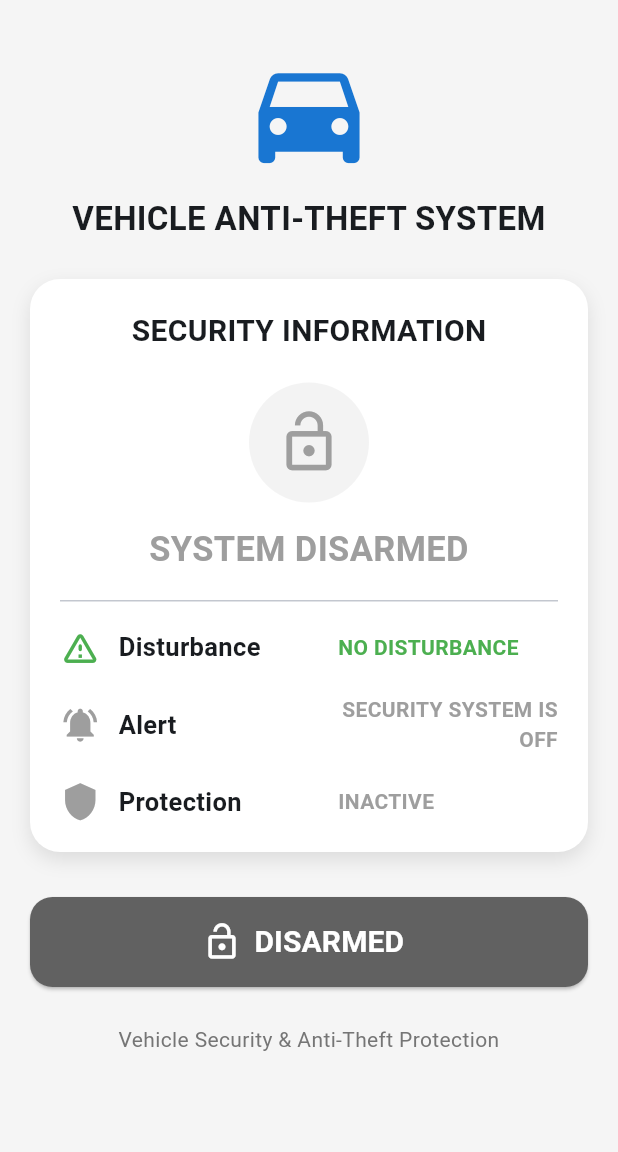
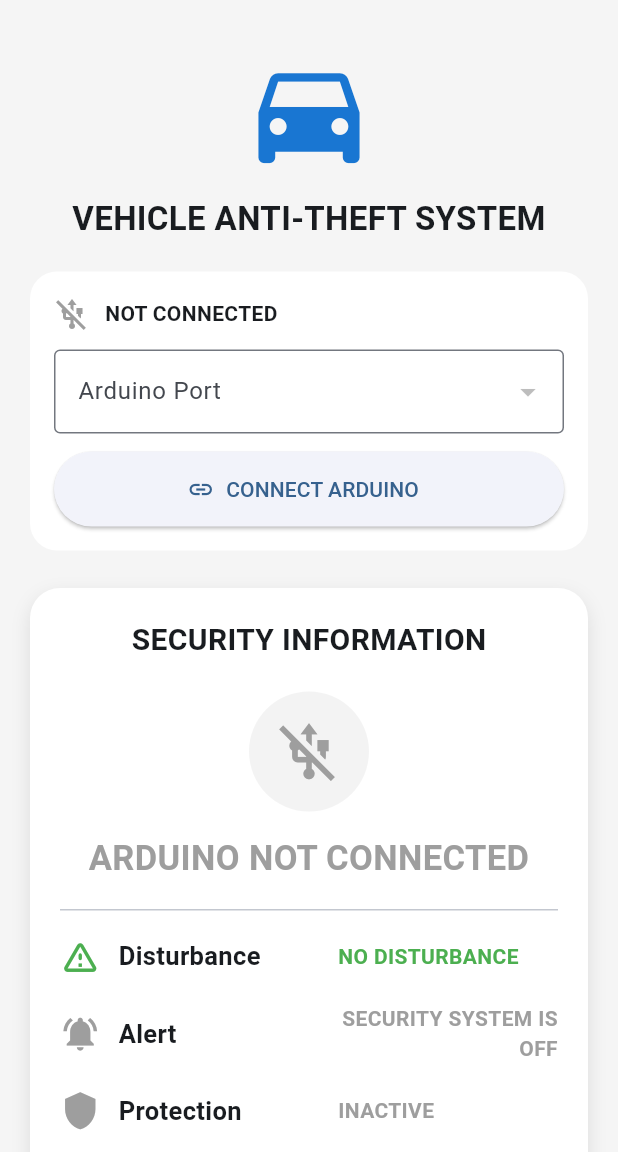
Before and after one commit to marthanjoel/VECHICLE-SECURITY-AND-ANTI-THEFT-PROJECT, a Flutter app: the screen it shows after launch, on a phone screen of 412 x 824 dp, the part 84-1236 px from its top. Run offline on Flutter 3.47's test engine with Material 3 defaults, Android fonts, the phone set to English and light mode, and no system bars; missing offline and left inert: flserial.

Commit message:
Connect security app to Arduino

```diff
--- a/lib/main.dart
+++ b/lib/main.dart
@@ -1,4 +1,7 @@
+import 'dart:async';
+
 import 'package:flutter/material.dart';
+import 'services/arduino_serial_service.dart';
 
 void main() {
   runApp(const AntiSecurityApp());
@@ -12,14 +15,12 @@ class AntiSecurityApp extends StatelessWidget {
     return MaterialApp(
       debugShowCheckedModeBanner: false,
       title: 'ANTI SECURITY APP',
-
       theme: ThemeData(
         colorScheme: ColorScheme.fromSeed(
           seedColor: Colors.blue,
         ),
         useMaterial3: true,
       ),
-
       home: const SecurityHomePage(),
     );
   }
@@ -29,76 +30,262 @@ class SecurityHomePage extends StatefulWidget {
   const SecurityHomePage({super.key});
 
   @override
-  State<SecurityHomePage> createState() => _SecurityHomePageState();
+  State<SecurityHomePage> createState() =>
+      _SecurityHomePageState();
 }
 
 class _SecurityHomePageState extends State<SecurityHomePage> {
-  bool isArmed = false;
-  bool disturbanceDetected = false;
+  final ArduinoSerialService _arduino =
+      ArduinoSerialService.instance;
+
+  StreamSubscription<String>? _subscription;
+
+  List<String> _ports = [];
+
+  String? _selectedPort;
+
+  bool _isConnected = false;
+  bool _isArmed = false;
+  bool _disturbanceDetected = false;
+  bool _alarmOn = false;
+
+  String _connectionStatus = 'NOT CONNECTED';
+
+  @override
+  void initState() {
+    super.initState();
+
+    _subscription = _arduino.dataStream.listen(
+      _handleArduinoMessage,
+    );
+
+    _scanPorts();
+  }
+
+  Future<void> _scanPorts() async {
+    try {
+      final ports = await _arduino.scanPorts();
+
+      if (!mounted) return;
+
+      setState(() {
+        _ports = ports;
+
+        if (_ports.isNotEmpty) {
+          _selectedPort = _ports.first;
+        }
+      });
+    } catch (e) {
+      if (!mounted) return;
+
+      setState(() {
+        _connectionStatus = 'PORT SCAN ERROR';
+      });
+    }
+  }
+
+  Future<void> _connectArduino() async {
+    if (_selectedPort == null) {
+      await _scanPorts();
+
+      if (_selectedPort == null) {
+        if (!mounted) return;
+
+        _showMessage(
+          'No Arduino serial port found.',
+        );
+
+        return;
+      }
+    }
+
+    setState(() {
+      _connectionStatus = 'CONNECTING...';
+    });
+
+    final success = await _arduino.connect(
+      _selectedPort!,
+      baudRate: 9600,
+    );
+
+    if (!mounted) return;
+
+    setState(() {
+      _isConnected = success;
+      _connectionStatus =
+          success ? 'ARDUINO CONNECTED' : 'CONNECTION FAILED';
+    });
+  }
+
+  Future<void> _disconnectArduino() async {
+    await _arduino.disconnect();
+
+    if (!mounted) return;
+
+    setState(() {
+      _isConnected = false;
+      _connectionStatus = 'NOT CONNECTED';
+      _isArmed = false;
+      _disturbanceDetected = false;
+      _alarmOn = false;
+    });
+  }
+
+  void _handleArduinoMessage(String message) {
+    if (!mounted) return;
+
+    if (message == 'ARDUINO_CONNECTED') {
+      setState(() {
+        _isConnected = true;
+        _connectionStatus = 'ARDUINO CONNECTED';
+      });
+
+      return;
+    }
+
+    if (message == 'ARDUINO_DISCONNECTED') {
+      setState(() {
+        _isConnected = false;
+        _connectionStatus = 'ARDUINO DISCONNECTED';
+      });
+
+      return;
+    }
+
+    if (message == 'SECURITY:ARMED') {
+      setState(() {
+        _isArmed = true;
+      });
+
+      return;
+    }
+
+    if (message == 'SECURITY:ALERT') {
+      setState(() {
+        _isArmed = true;
+        _disturbanceDetected = true;
+      });
+
+      return;
+    }
+
+    if (message == 'TILT:NORMAL') {
+      setState(() {
+        _disturbanceDetected = false;
+      });
+
+      return;
+    }
+
+    if (message == 'TILT:DETECTED') {
+      setState(() {
+        _disturbanceDetected = true;
+      });
+
+      return;
+    }
+
+    if (message == 'ALARM:ON') {
+      setState(() {
+        _alarmOn = true;
+      });
+
+      return;
+    }
+
+    if (message == 'ALARM:OFF') {
+      setState(() {
+        _alarmOn = false;
+      });
+
+      return;
+    }
+  }
+
+  void _showMessage(String message) {
+    ScaffoldMessenger.of(context).showSnackBar(
+      SnackBar(
+        content: Text(message),
+      ),
+    );
+  }
+
+  Color get statusColor {
+    if (!_isConnected) {
+      return Colors.grey;
+    }
+
+    if (_disturbanceDetected || _alarmOn) {
+      return Colors.red;
+    }
+
+    if (_isArmed) {
+      return Colors.green;
+    }
+
+    return Colors.grey;
+  }
+
+  IconData get statusIcon {
+    if (!_isConnected) {
+      return Icons.usb_off;
+    }
+
+    if (_disturbanceDetected || _alarmOn) {
+      return Icons.warning_amber_rounded;
+    }
+
+    if (_isArmed) {
+      return Icons.security;
+    }
+
+    return Icons.lock_open;
+  }
 
   String get systemStatus {
-    if (!isArmed) {
-      return 'SYSTEM DISARMED';
+    if (!_isConnected) {
+      return 'ARDUINO NOT CONNECTED';
     }
 
-    if (disturbanceDetected) {
+    if (_disturbanceDetected || _alarmOn) {
       return 'SECURITY ALERT!';
     }
 
-    return 'SYSTEM ARMED';
+    if (_isArmed) {
+      return 'SYSTEM ARMED';
+    }
+
+    return 'SYSTEM DISARMED';
   }
 
   String get disturbanceStatus {
-    if (disturbanceDetected) {
-      return 'DISTURBANCE DETECTED!';
+    if (_disturbanceDetected) {
+      return 'TILT DETECTED!';
     }
 
     return 'NO DISTURBANCE';
   }
 
   String get alertMessage {
-    if (!isArmed) {
-      return 'SECURITY SYSTEM IS OFF';
+    if (_alarmOn) {
+      return 'ALARM ACTIVE';
     }
 
-    if (disturbanceDetected) {
+    if (_disturbanceDetected) {
       return 'VEHICLE DISTURBANCE DETECTED!';
     }
 
-    return 'VEHICLE IS SECURE';
+    if (_isArmed) {
+      return 'VEHICLE IS SECURE';
+    }
+
+    return 'SECURITY SYSTEM IS OFF';
   }
 
-  Color get statusColor {
-    if (!isArmed) {
-      return Colors.grey;
-    }
-
-    if (disturbanceDetected) {
-      return Colors.red;
-    }
-
-    return Colors.green;
-  }
-
-  IconData get statusIcon {
-    if (!isArmed) {
-      return Icons.lock_open;
-    }
-
-    if (disturbanceDetected) {
-      return Icons.warning_amber_rounded;
-    }
-
-    return Icons.security;
-  }
-
-  void toggleSecurity() {
-    setState(() {
-      isArmed = !isArmed;
-
-      // Clear any previous alert when changing security state.
-      disturbanceDetected = false;
-    });
+  @override
+  void dispose() {
+    _subscription?.cancel();
+    super.dispose();
   }
 
   @override
@@ -126,7 +313,6 @@ class _SecurityHomePageState extends State<SecurityHomePage> {
             children: [
               const SizedBox(height: 10),
 
-              // VEHICLE ICON
               Icon(
                 Icons.directions_car,
                 size: 90,
@@ -144,17 +330,99 @@ class _SecurityHomePageState extends State<SecurityHomePage> {
                 ),
               ),
 
+              const SizedBox(height: 20),
+
+              // CONNECTION CARD
+              Container(
+                width: double.infinity,
+                padding: const EdgeInsets.all(16),
+                decoration: BoxDecoration(
+                  color: Colors.white,
+                  borderRadius: BorderRadius.circular(18),
+                ),
+                child: Column(
+                  children: [
+                    Row(
+                      children: [
+                        Icon(
+                          _isConnected
+                              ? Icons.usb
+                              : Icons.usb_off,
+                          color: _isConnected
+                              ? Colors.green
+                              : Colors.grey,
+                        ),
+
+                        const SizedBox(width: 10),
+
+                        Expanded(
+                          child: Text(
+                            _connectionStatus,
+                            style: const TextStyle(
+                              fontWeight: FontWeight.bold,
+                            ),
+                          ),
+                        ),
+                      ],
+                    ),
+
+                    const SizedBox(height: 12),
+
+                    DropdownButtonFormField<String>(
+                      value: _selectedPort,
+                      decoration: const InputDecoration(
+                        labelText: 'Arduino Port',
+                        border: OutlineInputBorder(),
+                      ),
+                      items: _ports.map(
+                        (port) {
+                          return DropdownMenuItem<String>(
+                            value: port,
+                            child: Text(port),
+                          );
+                        },
+                      ).toList(),
+                      onChanged: (value) {
+                        setState(() {
+                          _selectedPort = value;
+                        });
+                      },
+                    ),
+
+                    const SizedBox(height: 12),
+
+                    SizedBox(
+                      width: double.infinity,
+                      height: 50,
+                      child: ElevatedButton.icon(
+                        onPressed: _isConnected
+                            ? _disconnectArduino
+                            : _connectArduino,
+                        icon: Icon(
+                          _isConnected
+                              ? Icons.link_off
+                              : Icons.link,
+                        ),
+                        label: Text(
+                          _isConnected
+                              ? 'DISCONNECT ARDUINO'
+                              : 'CONNECT ARDUINO',
+                        ),
+                      ),
+                    ),
+                  ],
+                ),
+              ),
+
               const SizedBox(height: 25),
 
-              // SECURITY INFORMATION CARD
+              // SECURITY CARD
               Container(
                 width: double.infinity,
                 padding: const EdgeInsets.all(20),
-
                 decoration: BoxDecoration(
                   color: Colors.white,
                   borderRadius: BorderRadius.circular(20),
-
                   boxShadow: [
                     BoxShadow(
                       color: Colors.black.withOpacity(0.10),
@@ -163,7 +431,6 @@ class _SecurityHomePageState extends State<SecurityHomePage> {
                     ),
                   ],
                 ),
-
                 child: Column(
                   children: [
                     const Text(
@@ -176,16 +443,13 @@ class _SecurityHomePageState extends State<SecurityHomePage> {
 
                     const SizedBox(height: 20),
 
-                    // STATUS ICON
                     Container(
                       width: 80,
                       height: 80,
-
                       decoration: BoxDecoration(
                         color: statusColor.withOpacity(0.12),
                         shape: BoxShape.circle,
                       ),
-
                       child: Icon(
                         statusIcon,
                         size: 45,
@@ -195,11 +459,9 @@ class _SecurityHomePageState extends State<SecurityHomePage> {
 
                     const SizedBox(height: 15),
 
-                    // SYSTEM STATUS
                     Text(
                       systemStatus,
                       textAlign: TextAlign.center,
-
                       style: TextStyle(
                         fontSize: 23,
                         fontWeight: FontWeight.bold,
@@ -209,19 +471,17 @@ class _SecurityHomePageState extends State<SecurityHomePage> {
 
                     const Divider(height: 35),
 
-                    // DISTURBANCE STATUS
                     SecurityInfoRow(
                       icon: Icons.warning_amber_rounded,
                       title: 'Disturbance',
                       value: disturbanceStatus,
-                      color: disturbanceDetected
+                      color: _disturbanceDetected
                           ? Colors.red
                           : Colors.green,
                     ),
 
                     const SizedBox(height: 18),
 
-                    // ALERT STATUS
                     SecurityInfoRow(
                       icon: Icons.notifications_active,
                       title: 'Alert',
@@ -231,70 +491,49 @@ class _SecurityHomePageState extends State<SecurityHomePage> {
 
                     const SizedBox(height: 18),
 
-                    // PROTECTION STATUS
                     SecurityInfoRow(
                       icon: Icons.shield,
                       title: 'Protection',
-                      value: isArmed
+                      value: _isArmed
                           ? 'ACTIVE'
                           : 'INACTIVE',
-                      color: isArmed
+                      color: _isArmed
                           ? Colors.green
                           : Colors.grey,
+                    ),
+
+                    const SizedBox(height: 18),
+
+                    SecurityInfoRow(
+                      icon: Icons.volume_up,
+                      title: 'Alarm',
+                      value: _alarmOn
+                          ? 'ON'
+                          : 'OFF',
+                      color: _alarmOn
+                          ? Colors.red
+                          : Colors.green,
                     ),
                   ],
                 ),
               ),
 
-              const SizedBox(height: 30),
+              const SizedBox(height: 25),
 
-              // ARMED / DISARMED TOGGLE BUTTON
-              SizedBox(
-                width: double.infinity,
-                height: 60,
-
-                child: ElevatedButton.icon(
-                  onPressed: toggleSecurity,
-
-                  icon: Icon(
-                    isArmed
-                        ? Icons.lock
-                        : Icons.lock_open,
-                    size: 27,
-                  ),
-
-                  label: Text(
-                    isArmed
-                        ? 'ARMED'
-                        : 'DISARMED',
-
-                    style: const TextStyle(
-                      fontSize: 20,
-                      fontWeight: FontWeight.bold,
-                    ),
-                  ),
-
-                  style: ElevatedButton.styleFrom(
-                    backgroundColor: isArmed
-                        ? Colors.green
-                        : Colors.grey.shade700,
-
-                    foregroundColor: Colors.white,
-
-                    shape: RoundedRectangleBorder(
-                      borderRadius: BorderRadius.circular(15),
-                    ),
-                  ),
+              Text(
+                'The Arduino is the source of the real sensor status.',
+                textAlign: TextAlign.center,
+                style: TextStyle(
+                  color: Colors.grey.shade600,
+                  fontSize: 13,
                 ),
               ),
 
-              const SizedBox(height: 25),
+              const SizedBox(height: 15),
 
-              // FOOTER
               Text(
                 'Vehicle Security & Anti-Theft Protection',
                 textAlign: TextAlign.center,
-
                 style: TextStyle(
                   color: Colors.grey.shade600,
                   fontSize: 14,
@@ -308,8 +547,6 @@ class _SecurityHomePageState extends State<SecurityHomePage> {
   }
 }
 
-
-// SECURITY INFORMATION ROW
 class SecurityInfoRow extends StatelessWidget {
   final IconData icon;
   final String title;
@@ -350,7 +587,6 @@ class SecurityInfoRow extends StatelessWidget {
           child: Text(
             value,
             textAlign: TextAlign.right,
-
             style: TextStyle(
               fontSize: 14,
               fontWeight: FontWeight.bold,
--- /dev/null
+++ b/lib/services/arduino_serial_service.dart
@@ -0,0 +1,181 @@
+import 'dart:async';
+import 'dart:typed_data';
+
+import 'package:flserial/flserial.dart';
+
+class ArduinoSerialService {
+  ArduinoSerialService._();
+
+  static final ArduinoSerialService instance =
+      ArduinoSerialService._();
+
+  final FlSerial _serial = FlSerial();
+
+  StreamSubscription<SerialEvent>? _subscription;
+
+  final StreamController<String> _dataController =
+      StreamController<String>.broadcast();
+
+  bool _connected = false;
+  String? _connectedPort;
+
+  String _receiveBuffer = '';
+
+  bool get isConnected => _connected;
+
+  String? get connectedPort => _connectedPort;
+
+  Stream<String> get dataStream => _dataController.stream;
+
+  Future<List<String>> scanPorts() async {
+    final ports = await FlSerial.availablePorts();
+
+    return ports
+        .map((port) => port.path.toString())
+        .toList();
+  }
+
+  Future<bool> connect(
+    String port, {
+    int baudRate = 9600,
+  }) async {
+    await _subscription?.cancel();
+
+    _receiveBuffer = '';
+
+    _subscription = _serial.events.listen((event) {
+      if (event.type == SerialEventType.disconnected) {
+        _connected = false;
+        _connectedPort = null;
+        _receiveBuffer = '';
+
+        _dataController.add(
+          'ARDUINO_DISCONNECTED',
+        );
+
+        return;
+      }
+
+      if (event.type == SerialEventType.error) {
+        _dataController.add(
+          'ERROR:${event.data}',
+        );
+
+        return;
+      }
+
+      if (event.type == SerialEventType.data) {
+        _handleIncomingData(event.data);
+      }
+    });
+
+    final config = SerialConfig(
+      baudRate: baudRate,
+      dataBits: 8,
+      stopBits: 1,
+      parity: 0,
+      flowControl: 0,
+    );
+
+    try {
+      final success = await _serial.open(
+        port,
+        config,
+      );
+
+      if (success) {
+        _connected = true;
+        _connectedPort = port;
+
+        _dataController.add(
+          'ARDUINO_CONNECTED',
+        );
+      }
+
+      return success;
+    } catch (e) {
+      _connected = false;
+      _connectedPort = null;
+
+      _dataController.add(
+        'ERROR:$e',
+      );
+
+      return false;
+    }
+  }
+
+  void _handleIncomingData(dynamic data) {
+    if (data == null) {
+      return;
+    }
+
+    String incoming;
+
+    if (data is Uint8List) {
+      incoming = String.fromCharCodes(data);
+    } else if (data is List<int>) {
+      incoming = String.fromCharCodes(data);
+    } else {
+      incoming = data.toString();
+    }
+
+    _receiveBuffer += incoming;
+
+    while (_receiveBuffer.contains('\n')) {
+      final newlineIndex =
+          _receiveBuffer.indexOf('\n');
+
+      final line =
+          _receiveBuffer.substring(0, newlineIndex);
+
+      _receiveBuffer =
+          _receiveBuffer.substring(
+        newlineIndex + 1,
+      );
+
+      final cleanLine =
+          line.replaceAll('\r', '').trim();
+
+      if (cleanLine.isNotEmpty) {
+        _dataController.add(cleanLine);
+      }
+    }
+  }
+
+  void send(String command) {
+    if (!_connected) {
+      return;
+    }
+
+    final message = '$command\n';
+
+    _serial.write(
+      Uint8List.fromList(
+        message.codeUnits,
+      ),
+    );
+  }
+
+  Future<void> disconnect() async {
+    await _serial.close();
+
+    _connected = false;
+    _connectedPort = null;
+    _receiveBuffer = '';
+
+    _dataController.add(
+      'ARDUINO_DISCONNECTED',
+    );
+  }
+
+  Future<void> dispose() async {
+    await _subscription?.cancel();
+
+    await _serial.close();
+
+    await _serial.dispose();
+
+    await _dataController.close();
+  }
+}
--- a/pubspec.yaml
+++ b/pubspec.yaml
@@ -34,6 +34,7 @@ dependencies:
   # The following adds the Cupertino Icons font to your application.
   # Use with the CupertinoIcons class for iOS style icons.
   cupertino_icons: ^1.0.8
+  flserial: ^0.7.3
 
 dev_dependencies:
   flutter_test:
```
Also changed, not shown: pubspec.lock.
